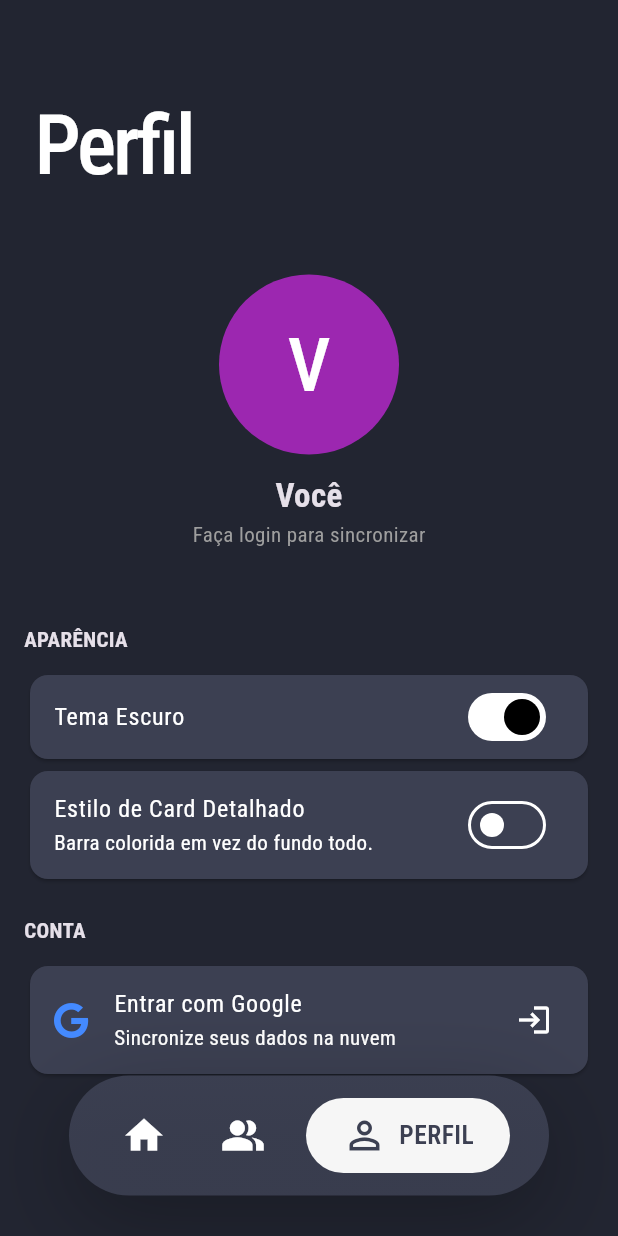
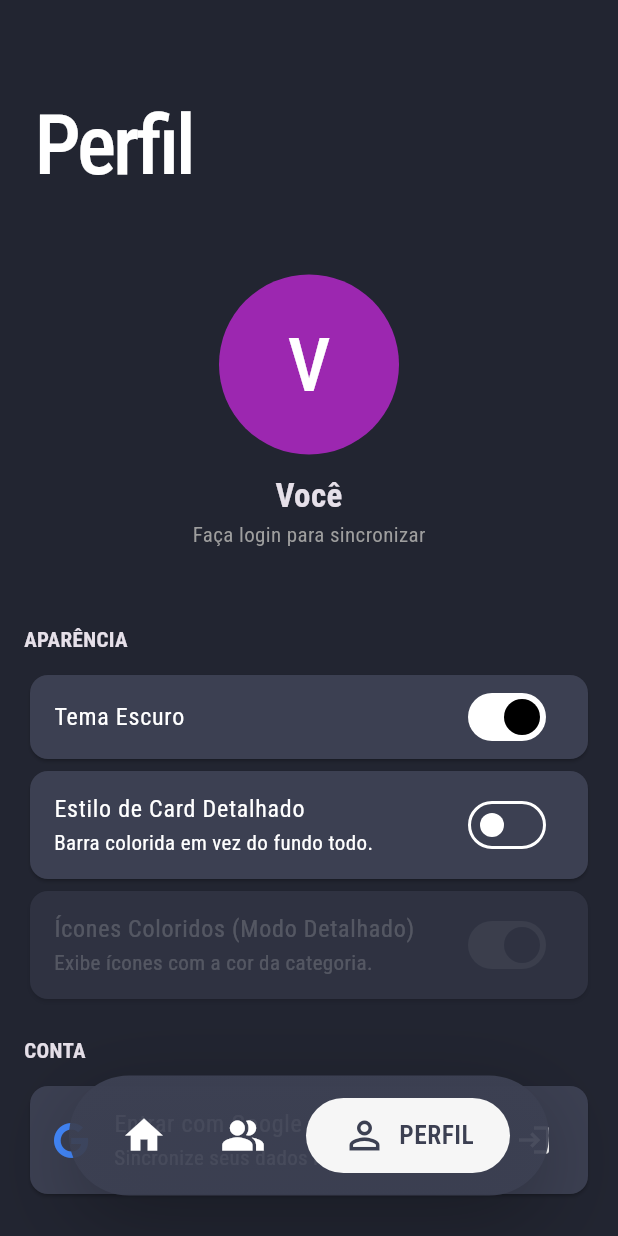
Before and after one commit to miike26/rachaae, a Flutter app: the screen it shows after launch, swiped to page 3, on a phone screen of 412 x 824 dp. Run offline on Flutter 3.47's test engine with Material 3 defaults, Android fonts, the light colour scheme and no system bars; our stand-ins replace cloud_firestore, firebase_auth, firebase_core, flutter_animate, flutter_svg, font_awesome_flutter and 3 more; accounts and stored records are empty.

Commit message:
texto menor, ícones, opção de alterar cor deles

```diff
--- a/lib/screens/home_screen.dart
+++ b/lib/screens/home_screen.dart
@@ -278,7 +278,7 @@ class _HomeScreenState extends State<HomeScreen> {
     final double posY = -0.20; // -1.0 (topo) a 1.0 (base)
     final double scale = 1.5; // Fator de zoom
     final double blur = 3250.0; // Intensidade do desfoque
-    final double opacity = 0.30; // Opacidade geral
+    final double opacity = 0.15; // Opacidade geral
     // -------------------------
 
     return Positioned.fill(
@@ -435,8 +435,8 @@ class _HomeScreenState extends State<HomeScreen> {
             end: Alignment.bottomCenter,
             stops: isLightTheme ? const [0.0, 0.5] : const [0.0, 0.5],
             colors: isLightTheme
-                ? [ AppTheme.lightNavBar.withOpacity(0.95), AppTheme.lightNavBar.withOpacity(0.85) ]
-                : [ AppTheme.darkNavBar.withOpacity(0.95), AppTheme.darkNavBar.withOpacity(0.90) ],
+                ? [ AppTheme.lightNavBar.withOpacity(0.95), AppTheme.lightNavBar.withOpacity(0.90) ]
+                : [ AppTheme.darkNavBar.withOpacity(0.98), AppTheme.darkNavBar.withOpacity(0.92) ],
           ),
           boxShadow: [
             BoxShadow(
@@ -584,7 +584,7 @@ class _HomeScreenState extends State<HomeScreen> {
               end: Alignment.bottomCenter,
               stops: isLightTheme ? const [0.0, 1.0] : const [0.0, 1.0],
               colors: isLightTheme
-                  ? [ AppTheme.lightFab.withOpacity(0.70), AppTheme.lightFab.withOpacity(0.90) ]
+                  ? [ AppTheme.lightFab.withOpacity(0.90), AppTheme.lightFab.withOpacity(1.0) ]
                   : [ AppTheme.darkFab1.withOpacity(0.90), AppTheme.darkFab2.withOpacity(1.00) ],
             ),
             boxShadow: [
--- a/lib/screens/profile_page.dart
+++ b/lib/screens/profile_page.dart
@@ -170,6 +170,9 @@ class _PerfilPageState extends State<PerfilPage> {
               const SizedBox(height: 10),
               Consumer<SettingsService>(
                 builder: (context, settings, child) {
+                  // Variável para controlar se o toggle de ícones está ativo
+                  final bool isIconToggleEnabled = settings.cardStyle == CardStyle.detailed;
+
                   return Column(
                     children: [
                       Card(
@@ -189,6 +192,23 @@ class _PerfilPageState extends State<PerfilPage> {
                           onChanged: (value) {
                             settings.toggleCardStyle();
                           },
+                        ),
+                      ),
+                      // Card com opacidade condicional
+                      Opacity(
+                        opacity: isIconToggleEnabled ? 1.0 : 0.5,
+                        child: Card(
+                          child: SwitchListTile(
+                            title: const Text("Ícones Coloridos (Modo Detalhado)"),
+                            subtitle: const Text("Exibe ícones com a cor da categoria."),
+                            value: settings.useColoredIcons,
+                            // O switch só é habilitado se o estilo de card for "detalhado"
+                            onChanged: isIconToggleEnabled
+                                ? (value) {
+                                    settings.toggleColoredIcons();
+                                  }
+                                : null,
+                          ),
                         ),
                       ),
                     ],
--- a/lib/services/settings_service.dart
+++ b/lib/services/settings_service.dart
@@ -6,7 +6,8 @@ enum CardStyle { colorful, detailed }
 
 class SettingsService with ChangeNotifier {
   static const _cardStyleKey = 'card_style';
-  static const _themeModeKey = 'theme_mode'; // Nova chave para o tema
+  static const _themeModeKey = 'theme_mode'; // Chave para o tema
+  static const _coloredIconsKey = 'colored_icons_detailed'; // Nova chave para o toggle
 
   // O estilo padrão será o colorido
   CardStyle _cardStyle = CardStyle.colorful;
@@ -15,6 +16,10 @@ class SettingsService with ChangeNotifier {
   // O tema padrão será o escuro
   ThemeMode _themeMode = ThemeMode.dark;
   ThemeMode get themeMode => _themeMode;
+
+  // O padrão será usar ícones coloridos
+  bool _useColoredIcons = true;
+  bool get useColoredIcons => _useColoredIcons;
 
   SettingsService() {
     loadSettings();
@@ -31,6 +36,9 @@ class SettingsService with ChangeNotifier {
     // Carrega tema
     final themeString = prefs.getString(_themeModeKey) ?? ThemeMode.dark.name;
     _themeMode = ThemeMode.values.firstWhere((e) => e.name == themeString, orElse: () => ThemeMode.dark);
+
+    // Carrega preferência de ícones coloridos
+    _useColoredIcons = prefs.getBool(_coloredIconsKey) ?? true; // Padrão é true
 
     notifyListeners();
   }
@@ -51,6 +59,14 @@ class SettingsService with ChangeNotifier {
     notifyListeners();
   }
 
+  // Salva a preferência de ícones coloridos
+  Future<void> saveColoredIcons(bool value) async {
+    final prefs = await SharedPreferences.getInstance();
+    await prefs.setBool(_coloredIconsKey, value);
+    _useColoredIcons = value;
+    notifyListeners();
+  }
+
   /// Alterna entre os estilos de card.
   Future<void> toggleCardStyle() async {
     final newStyle = _cardStyle == CardStyle.colorful ? CardStyle.detailed : CardStyle.colorful;
@@ -62,4 +78,9 @@ class SettingsService with ChangeNotifier {
     final newTheme = _themeMode == ThemeMode.dark ? ThemeMode.light : ThemeMode.dark;
     await saveThemeMode(newTheme);
   }
+
+  // Alterna a preferência de ícones coloridos
+  Future<void> toggleColoredIcons() async {
+    await saveColoredIcons(!_useColoredIcons);
+  }
 }
--- a/lib/utils/app_theme.dart
+++ b/lib/utils/app_theme.dart
@@ -27,7 +27,7 @@ class AppTheme {
   static const Color lightVectorColor = Color(0xFF3C4052);
   // CORREÇÃO: Cores base para o gradiente agora são opacas.
   // A opacidade será aplicada diretamente no widget do card.
-  static const Color lightDetailedCardBg1 = Color(0xFFEFFFFF);
+  static const Color lightDetailedCardBg1 = Color(0xFFFFFFFF);
   static const Color lightDetailedCardBg2 = Color(0xFFFFFFFF);
 
   // Define o tema escuro completo
```
Also changed, not shown: lib/utils/category_helper.dart (+48 -22 lines), lib/widgets/racha_card.dart (+49 -80 lines), assets/images/icon_cat_casa.svg (added), assets/images/icon_cat_comida.svg (added), assets/images/icon_cat_lazer.svg (added), assets/images/icon_cat_outros.svg (added), assets/images/icon_cat_transporte.svg (added), assets/images/icon_cat_viagens.svg (added).
